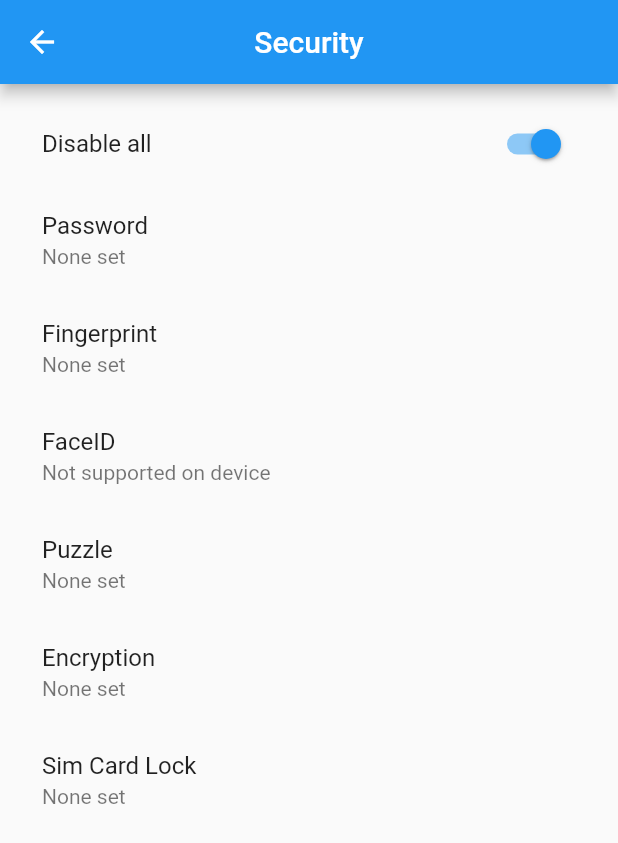
After one commit to kwe-k-u/settings, a Flutter app: the screen it shows after launch, after a tap on "Security", on a phone screen of 412 x 824 dp. The commit adds this screen. Shown: the top 843 px of the screen. Run offline on Flutter 3.47's test engine with Material 2 defaults, Android fonts, the phone set to English and light mode, and no system bars.

Commit message:
Added basic security UI

```diff
--- a/lib/UI/HomePage.dart
+++ b/lib/UI/HomePage.dart
@@ -1,4 +1,5 @@
 import 'package:flutter/material.dart';
+import 'package:settings/UI/SecurityPage.dart';
 
 
 class HomePage extends StatefulWidget {
@@ -57,6 +58,11 @@ class _HomePageState extends State<HomePage> {
               ListTile(
                 leading: Icon(Icons.security),
                 title: Text("Security"),
+                onTap: (){
+                  Navigator.push(context, MaterialPageRoute(
+                      builder: (context)=> SecurityPage())
+                  );
+                },
               ),
 
 
--- /dev/null
+++ b/lib/UI/SecurityPage.dart
@@ -0,0 +1,75 @@
+import 'package:flutter/material.dart';
+
+class SecurityPage extends StatefulWidget {
+  @override
+  _SecurityPageState createState() => _SecurityPageState();
+}
+
+class _SecurityPageState extends State<SecurityPage> {
+  @override
+  Widget build(BuildContext context) {
+    return MaterialApp(
+      home: Scaffold(
+
+        appBar: AppBar(
+          leading: BackButton(
+            onPressed: (){
+              Navigator.pop(context);
+            },
+          ),
+          title: Text("Security"),
+          centerTitle: true,
+
+        ),
+
+        body: Container(
+          padding: EdgeInsets.all(12.0),
+          child: ListView(
+            children: [
+
+              SwitchListTile(
+                title: Text("Disable all"),
+                  value: true,
+                  onChanged: (value){
+
+              }),
+
+              ListTile(
+                title: Text("Password"),
+                subtitle: Text("None set"),
+              ),
+
+              ListTile(
+                title: Text("Fingerprint"),
+                subtitle: Text("None set"),
+              ),
+
+              ListTile(
+                title: Text("FaceID"),
+                subtitle: Text("Not supported on device"),
+              ),
+
+              ListTile(
+                title: Text("Puzzle"),
+                subtitle: Text("None set"),
+              ),
+
+              ListTile(
+                title: Text("Encryption"),
+                subtitle: Text("None set"),
+              ),
+
+              ListTile(
+                title: Text("Sim Card Lock"),
+                subtitle: Text("None set"),
+              ),
+
+
+
+            ],
+          ),
+        ),
+      ),
+    );
+  }
+}
```
